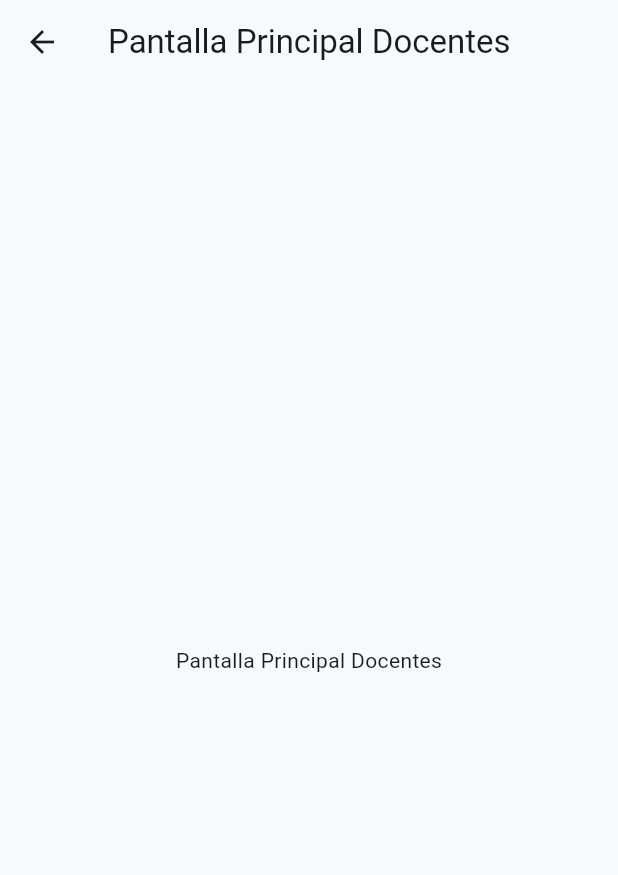
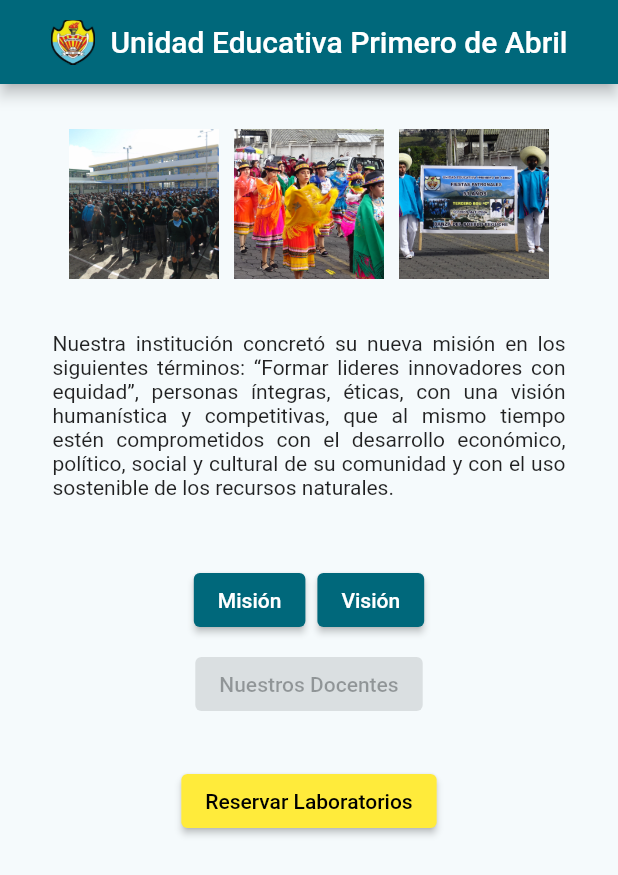
Before and after one commit to Punkistein8/primero_de_abril_labs, a Flutter app: the PantallaPrincipalDocentes screen opened by its route, on a phone screen of 412 x 824 dp. Shown: the top 875 px of the screen. Run offline on Flutter 3.47's test engine with Material 2 defaults, Android fonts, the phone set to English and light mode, and no system bars.

Commit message:
Enrutamiento a Docentes

```diff
--- a/lib/screens/acceso/prueba.dart
+++ /dev/null
@@ -1,33 +0,0 @@
-import 'package:flutter/material.dart';
-import 'package:animated_gradient/animated_gradient.dart';
-
-class PruebaGrad extends StatefulWidget {
-  const PruebaGrad({super.key});
-
-  @override
-  State<PruebaGrad> createState() => _PruebaGradState();
-}
-
-class _PruebaGradState extends State<PruebaGrad> {
-  @override
-  Widget build(BuildContext context) {
-    return const Scaffold(
-      body: AnimatedGradient(
-        colors: [
-          Color(0xFF69C5DB),
-          Color(0xFFB1D877),
-          Color(0xFF69C5DB),
-        ],
-        child: Center(
-          child: Text(
-            'Hola Mundo',
-            style: TextStyle(
-              fontSize: 30,
-              fontWeight: FontWeight.bold,
-            ),
-          ),
-        ),
-      ),
-    );
-  }
-}
--- /dev/null
+++ b/lib/screens/docentes/contenido_pantalla_principal_docentes.dart
@@ -0,0 +1,79 @@
+import 'package:flutter/material.dart';
+
+class ContenidoPantallaPrincipalDocentes extends StatelessWidget {
+  const ContenidoPantallaPrincipalDocentes({super.key});
+
+  @override
+  Widget build(BuildContext context) {
+    return Scaffold(
+      body: Center(
+        child: Column(
+          children: [
+            const SizedBox(height: 30),
+            const Row(
+              mainAxisAlignment: MainAxisAlignment.center,
+              children: [
+                Image(
+                  image: AssetImage('assets/port.jpg'),
+                  fit: BoxFit.cover,
+                  width: 100,
+                  height: 100,
+                ),
+                SizedBox(width: 10),
+                Image(
+                  image: AssetImage('assets/port2.jpg'),
+                  fit: BoxFit.cover,
+                  width: 100,
+                  height: 100,
+                ),
+                SizedBox(width: 10),
+                Image(
+                  image: AssetImage('assets/port3.jpg'),
+                  fit: BoxFit.cover,
+                  width: 100,
+                  height: 100,
+                ),
+              ],
+            ),
+            const Padding(
+              padding: EdgeInsets.all(35),
+              child: Text(
+                'Nuestra institución concretó su nueva misión en los siguientes términos: “Formar lideres innovadores con equidad”, personas íntegras, éticas, con una visión humanística y competitivas, que al mismo tiempo estén comprometidos con el desarrollo económico, político, social y cultural de su comunidad y con el uso sostenible de los recursos naturales.',
+                textAlign: TextAlign.justify,
+              ),
+            ),
+            ButtonBar(
+              alignment: MainAxisAlignment.center,
+              children: [
+                ElevatedButton(
+                  onPressed: () {},
+                  child: const Text('Misión'),
+                ),
+                ElevatedButton(
+                  onPressed: () {},
+                  child: const Text('Visión'),
+                ),
+              ],
+            ),
+            const ElevatedButton(
+                onPressed: null, child: Text('Nuestros Docentes')),
+            const SizedBox(height: 30),
+            //reservar laboratorios boton
+            ElevatedButton(
+              style: const ButtonStyle(
+                backgroundColor: MaterialStatePropertyAll<Color>(
+                  Colors.yellow,
+                ),
+                foregroundColor: MaterialStatePropertyAll<Color>(
+                  Colors.black,
+                ),
+              ),
+              onPressed: () {},
+              child: const Text('Reservar Laboratorios'),
+            ),
+          ],
+        ),
+      ),
+    );
+  }
+}
--- a/lib/screens/docentes/pantalla_principal.dart
+++ b/lib/screens/docentes/pantalla_principal.dart
@@ -1,4 +1,5 @@
 import 'package:flutter/material.dart';
+import 'package:primero_de_abril_labs/screens/docentes/contenido_pantalla_principal_docentes.dart';
 
 class PantallaPrincipalDocentes extends StatelessWidget {
   const PantallaPrincipalDocentes({super.key});
@@ -7,11 +8,22 @@ class PantallaPrincipalDocentes extends StatelessWidget {
   Widget build(BuildContext context) {
     return Scaffold(
       appBar: AppBar(
-        title: const Text('Pantalla Principal Docentes'),
+        automaticallyImplyLeading: false,
+        title: const Center(
+            child: Row(
+          mainAxisAlignment: MainAxisAlignment.center,
+          children: [
+            Image(
+              image: AssetImage('assets/logo.png'),
+              width: 30,
+              height: 30,
+            ),
+            SizedBox(width: 10),
+            Text('Unidad Educativa Primero de Abril'),
+          ],
+        )),
       ),
-      body: const Center(
-        child: Text('Pantalla Principal Docentes'),
-      ),
+      body: const ContenidoPantallaPrincipalDocentes(),
     );
   }
 }
--- a/lib/theme/app_theme.dart
+++ b/lib/theme/app_theme.dart
@@ -22,7 +22,7 @@ class AppTheme {
 
   ThemeData theme() {
     return ThemeData(
-      useMaterial3: true,
+      useMaterial3: false,
       colorSchemeSeed: _colorThemes[selectedColor],
     );
   }
```
Also changed, not shown: assets/port.jpg (added), assets/port2.jpg (added), assets/port3.jpg (added).
